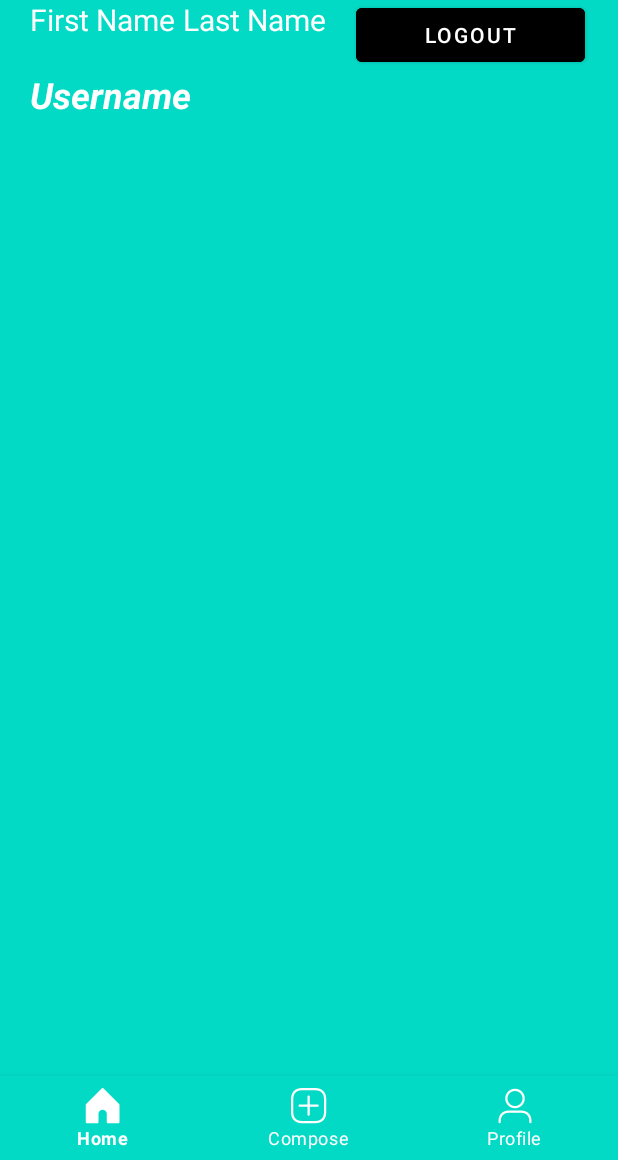
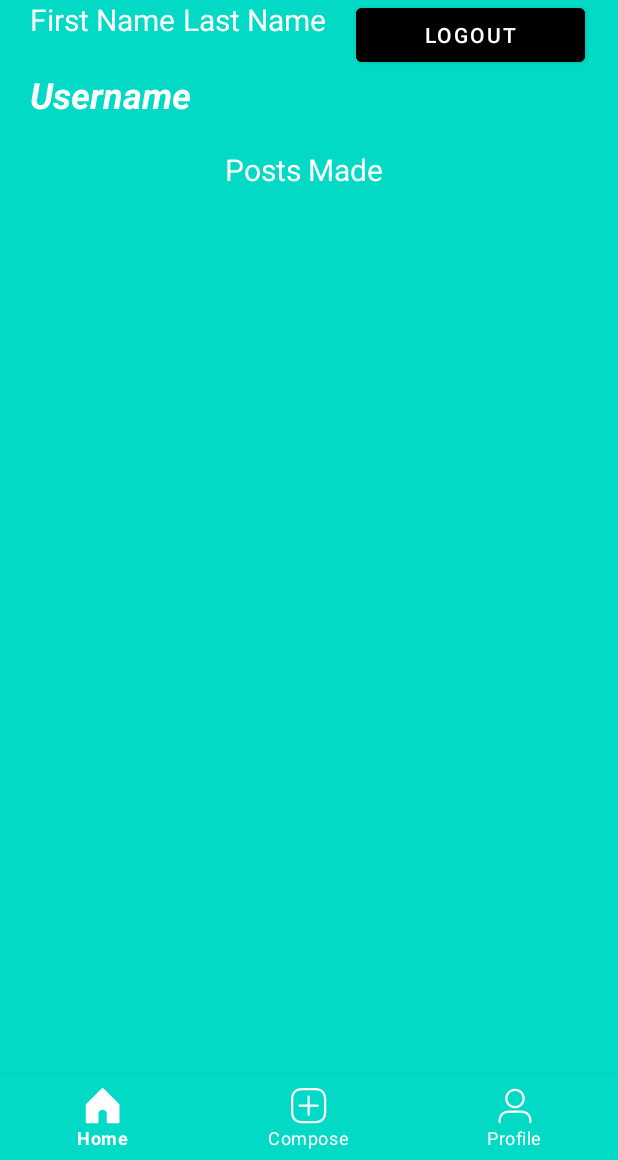
Before and after one commit to dreonwo/ScandalousSales, an Android app: the fragment ProfileFragment placed in its activity, on a phone screen of 412 x 824 dp, the part 76-1236 px from its top. Run offline under Robolectric (Android 15) with nearby library versions, the phone set to English and light mode, and no system bars; libraries missing offline, so code that uses them is left out: com.parse, org.parceler; pictures from the network do not load; Roboto replaces fonts that are not available here; 17 statements that could not run were skipped.

Commit message:
Added Post Count and Updated Gifs

```diff
--- a/app/src/main/java/com/example/scandaloussales/fragments/ProfileFragment.java
+++ b/app/src/main/java/com/example/scandaloussales/fragments/ProfileFragment.java
@@ -46,11 +46,10 @@ public class ProfileFragment extends PostsFragment {
     TextView tvLastName;
     TextView tvUsername;
     TextView tvJoinedAt;
-
+    TextView tvPosts;
 
     public ProfileFragment() {
         // Required empty public constructor
-
     }
 
 
@@ -71,6 +70,7 @@ public class ProfileFragment extends PostsFragment {
         tvUsername = view.findViewById(R.id.tvUsername);
         rvProfile = view.findViewById(R.id.rvProfile);
         tvJoinedAt = view.findViewById(R.id.tvJoinedAt);
+        tvPosts = view.findViewById(R.id.tvPosts);
         allPosts = new ArrayList<>();
         adapter = new ProfileAdapter(getContext(), allPosts);
         rvProfile.setAdapter(adapter);
@@ -115,6 +115,11 @@ public class ProfileFragment extends PostsFragment {
         query.setLimit(20);
         query.whereEqualTo(Post.KEY_USER, ParseUser.getCurrentUser());
         query.addDescendingOrder(Post.KEY_CREATED_KEY);
+        try {
+            tvPosts.setText("Posts made: " + query.count());
+        } catch (ParseException e) {
+            e.printStackTrace();
+        }
 
         query.findInBackground(new FindCallback<Post>() {
             @Override
--- a/app/src/main/res/layout/fragment_profile.xml
+++ b/app/src/main/res/layout/fragment_profile.xml
@@ -66,14 +66,15 @@
         android:id="@+id/rvProfile"
         android:layout_width="match_parent"
         android:layout_height="490dp"
-        android:layout_below="@+id/tvUsername"
+        android:layout_below="@+id/tvPosts"
         android:layout_alignParentStart="true"
         android:layout_alignParentBottom="true"
+        android:layout_centerHorizontal="true"
         android:layout_marginStart="20dp"
-        android:layout_marginTop="20dp"
+        android:layout_marginTop="25dp"
         android:layout_marginEnd="20dp"
-        android:background="@color/teal_200"
-        />
+        android:layout_marginBottom="-28dp"
+        android:background="@color/teal_200" />
 
     <TextView
         android:id="@+id/tvJoinedAt"
@@ -87,5 +88,17 @@
         android:textSize="24sp"
         tools:text="Joined At" />
 
+    <TextView
+        android:id="@+id/tvPosts"
+        android:layout_width="wrap_content"
+        android:layout_height="wrap_content"
+        android:layout_below="@+id/tvUsername"
+        android:layout_alignParentStart="true"
+        android:layout_marginStart="150dp"
+        android:layout_marginTop="20dp"
+        android:text="Posts Made"
+        android:textColor="@color/white"
+        android:textSize="20sp" />
+
 
 </RelativeLayout>
```
Also changed, not shown: 8 other files.
